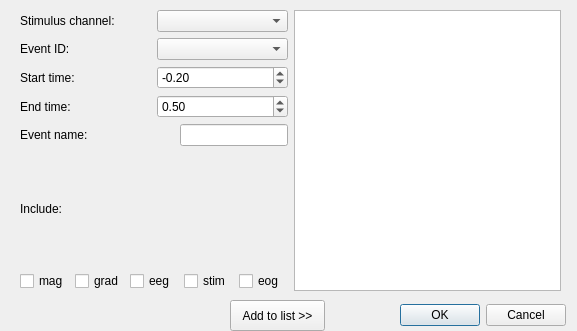
Above: hoksotin/ui/qt4Designer/parameterDialog.ui from cibr-jyu/meggie before the change. Below: the same form after it.
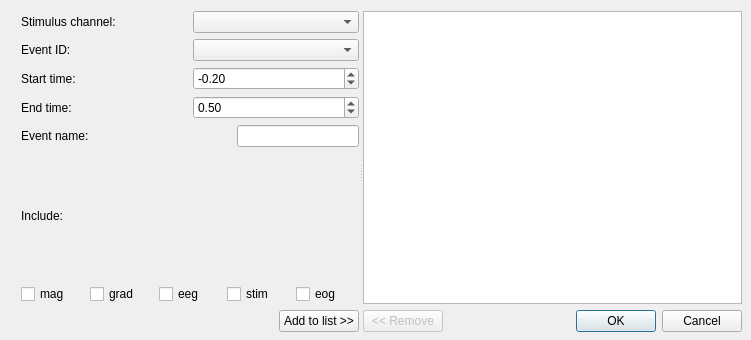
That is the form after the change.

Patch:
```diff
--- a/hoksotin/ui/qt4Designer/parameterDialog.ui
+++ b/hoksotin/ui/qt4Designer/parameterDialog.ui
@@ -9,55 +9,27 @@
    <rect>
     <x>0</x>
     <y>0</y>
-    <width>577</width>
-    <height>331</height>
+    <width>751</width>
+    <height>340</height>
    </rect>
   </property>
   <property name="windowTitle">
    <string>Give parameters</string>
   </property>
-  <widget class="QDialogButtonBox" name="cancelOkButtonBox">
-   <property name="enabled">
-    <bool>true</bool>
-   </property>
+  <widget class="QSplitter" name="splitter">
    <property name="geometry">
     <rect>
-     <x>390</x>
-     <y>300</y>
-     <width>176</width>
-     <height>31</height>
+     <x>21</x>
+     <y>11</y>
+     <width>721</width>
+     <height>321</height>
     </rect>
    </property>
    <property name="orientation">
     <enum>Qt::Horizontal</enum>
    </property>
-   <property name="standardButtons">
-    <set>QDialogButtonBox::Cancel|QDialogButtonBox::Ok</set>
-   </property>
-  </widget>
-  <widget class="QPushButton" name="pushButtonAdd">
-   <property name="geometry">
-    <rect>
-     <x>230</x>
-     <y>300</y>
-     <width>95</width>
-     <height>31</height>
-    </rect>
-   </property>
-   <property name="text">
-    <string>Add to list &gt;&gt;</string>
-   </property>
-  </widget>
   <widget class="QWidget" name="">
-   <property name="geometry">
-    <rect>
-     <x>20</x>
-     <y>10</y>
-     <width>541</width>
-     <height>281</height>
-    </rect>
-   </property>
-   <layout class="QHBoxLayout" name="horizontalLayout_3">
+    <layout class="QVBoxLayout" name="verticalLayout_2">
     <item>
      <layout class="QVBoxLayout" name="verticalLayout_3">
       <item>
@@ -216,19 +188,79 @@
      </layout>
     </item>
     <item>
+      <layout class="QHBoxLayout" name="horizontalLayout_3">
+       <item>
+        <spacer name="horizontalSpacer_2">
+         <property name="orientation">
+          <enum>Qt::Horizontal</enum>
+         </property>
+         <property name="sizeHint" stdset="0">
+          <size>
+           <width>40</width>
+           <height>20</height>
+          </size>
+         </property>
+        </spacer>
+       </item>
+       <item>
+        <widget class="QPushButton" name="pushButtonAdd">
+         <property name="text">
+          <string>Add to list &gt;&gt;</string>
+         </property>
+        </widget>
+       </item>
+      </layout>
+     </item>
+    </layout>
+   </widget>
+   <widget class="QWidget" name="">
+    <layout class="QVBoxLayout" name="verticalLayout_4">
+     <item>
      <widget class="QListWidget" name="listWidgetEvents"/>
     </item>
-   </layout>
-  </widget>
-  <zorder>cancelOkButtonBox</zorder>
-  <zorder>listWidgetEvents</zorder>
-  <zorder>pushButtonAdd</zorder>
-  <zorder>label</zorder>
-  <zorder></zorder>
-  <zorder>label</zorder>
-  <zorder></zorder>
-  <zorder></zorder>
-  <zorder></zorder>
+     <item>
+      <layout class="QHBoxLayout" name="horizontalLayout_8">
+       <item>
+        <widget class="QPushButton" name="pushButtonRemove">
+         <property name="enabled">
+          <bool>false</bool>
+         </property>
+         <property name="text">
+          <string>&lt;&lt; Remove</string>
+         </property>
+        </widget>
+       </item>
+       <item>
+        <spacer name="horizontalSpacer_3">
+         <property name="orientation">
+          <enum>Qt::Horizontal</enum>
+         </property>
+         <property name="sizeHint" stdset="0">
+          <size>
+           <width>40</width>
+           <height>20</height>
+          </size>
+         </property>
+        </spacer>
+       </item>
+       <item>
+        <widget class="QDialogButtonBox" name="cancelOkButtonBox">
+         <property name="enabled">
+          <bool>true</bool>
+         </property>
+         <property name="orientation">
+          <enum>Qt::Horizontal</enum>
+         </property>
+         <property name="standardButtons">
+          <set>QDialogButtonBox::Cancel|QDialogButtonBox::Ok</set>
+         </property>
+        </widget>
+       </item>
+      </layout>
+     </item>
+    </layout>
+   </widget>
+  </widget>
  </widget>
  <resources/>
  <connections>
```
Lines whose indentation alone changed are shown as unchanged.
